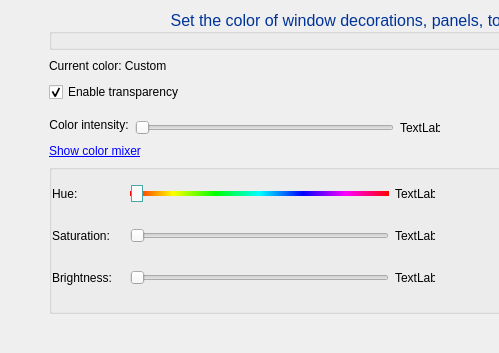
Before: the Qt Designer form kwin/effects_cpp/kde-effects-forceblur/src/kcm/mainwindow.ui in aeroshell-desktop/aerothemeplasma, drawn with Qt 5; both pictures show x 0 to 499 and y 0 to 353 of the 800 by 585 pixel window.
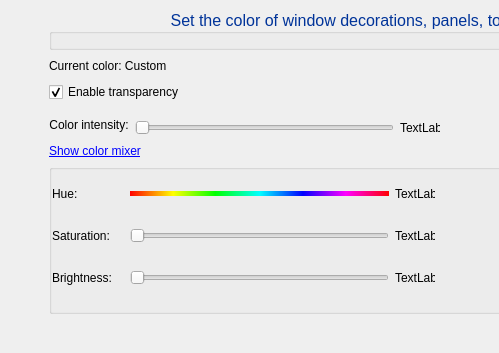
After: the same form once the commit is applied. Icons and pictures are not drawn.

Diff of the .ui file:
```diff
--- a/kwin/effects_cpp/kde-effects-forceblur/src/kcm/mainwindow.ui
+++ b/kwin/effects_cpp/kde-effects-forceblur/src/kcm/mainwindow.ui
@@ -254,20 +254,7 @@
 	height: 5px;
 	position: absolute;
 }
-
-QSlider::handle:horizontal {
-	height: 3px;
-	width: 10px;
-    background: #fafafa;
-    border: 1px solid #46aaab;
-	margin: -6px 1px;
-    /* expand outside the groove */
-
-}
-
-QSlider::handle:horizontal:hover { 
-	background: #dadaff;
-}</string>
+</string>
          </property>
          <property name="maximum">
           <number>359</number>
```
